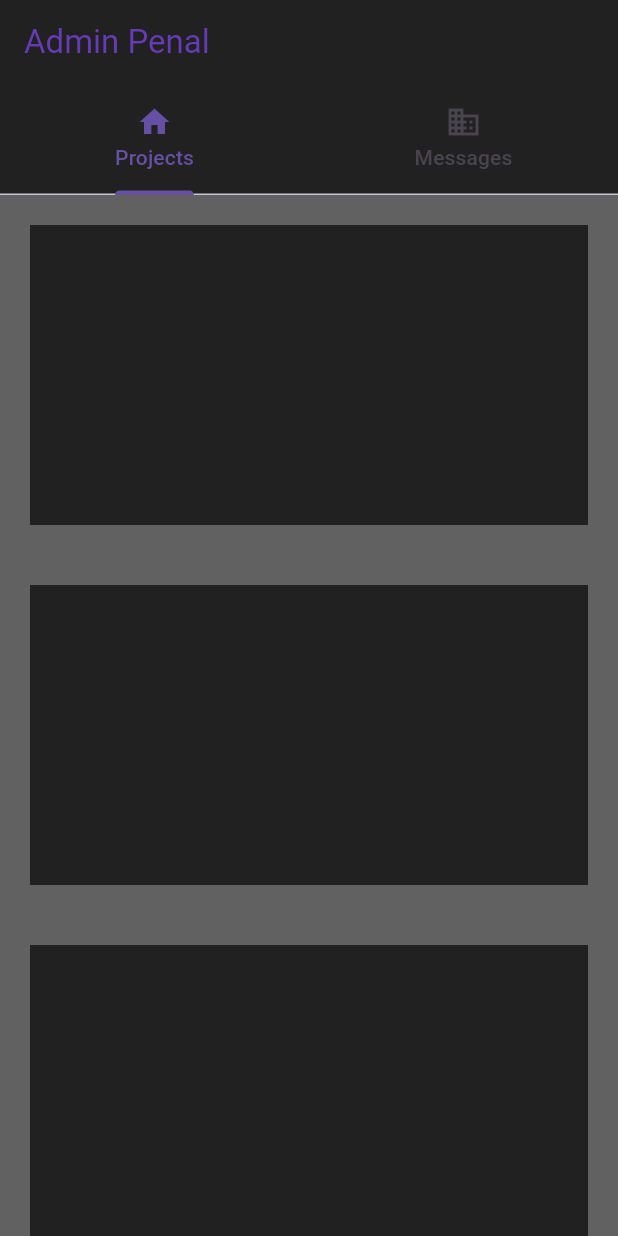
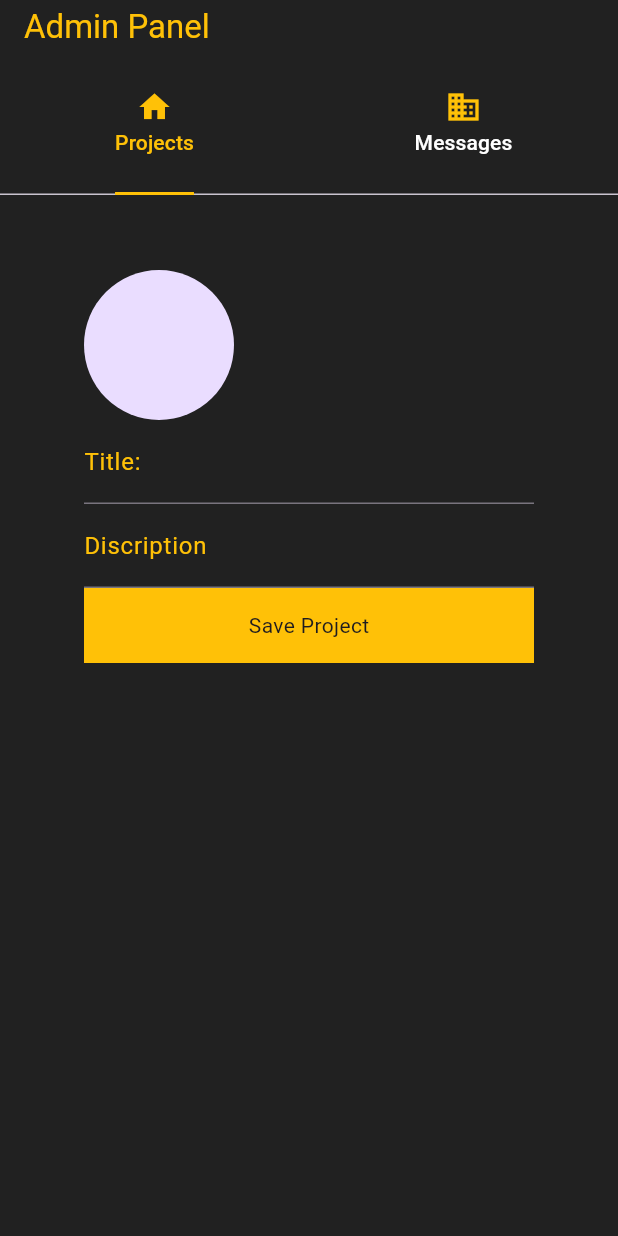
Before and after one commit to aliaqdas747/Port_admin, a Flutter app: the screen it shows after launch, on a phone screen of 412 x 824 dp. Run offline on Flutter 3.47's test engine with Material 3 defaults, Android fonts, the phone set to English and light mode, and no system bars; our stand-ins replace cloud_firestore, firebase_core, get; accounts and stored records are empty.

Commit message:
"Admin Panel of portfolio is added"

```diff
--- a/lib/Screens/Project_managment.dart
+++ b/lib/Screens/Project_managment.dart
@@ -1,30 +1,114 @@
+import 'package:cloud_firestore/cloud_firestore.dart';
 import 'package:flutter/material.dart';
+import 'package:get/get.dart';
+import 'package:get/get_core/src/get_main.dart';
 
-class ProjectScreen extends StatelessWidget {
+
+class ProjectScreen extends StatefulWidget {
+
   const ProjectScreen({super.key});
 
   @override
+  State<ProjectScreen> createState() => _ProjectScreenState();
+}
+
+TextEditingController TitleController = TextEditingController();
+TextEditingController Discrp_Controller = TextEditingController();
+
+
+class _ProjectScreenState extends State<ProjectScreen> {
+  void SaveProject(){
+
+    String Title = TitleController.text.trim();
+    String discreption = Discrp_Controller.text.trim();
+
+
+    Map<String ,dynamic> ProjectMap ={
+      "Title:" : Title,
+      "Discription":discreption
+
+    };
+
+    if(TitleController!= ""&& Discrp_Controller!= "" ){
+       _showNotification();
+      FirebaseFirestore.instance.collection("Projects").doc(Title).set(ProjectMap);
+      TitleController.clear();
+      Discrp_Controller.clear();
+
+
+    }else{
+      _errorNotification();
+    }
+
+  }
+
+  @override
+
   Widget build(BuildContext context) {
     return Scaffold(
-      backgroundColor: Colors.grey.shade700,
+      backgroundColor: Colors.grey.shade900,
       body: SingleChildScrollView(
-        child: Column(
-          children: [
-            Container(
-              margin: EdgeInsets.all(20),
-              height: 200,width:double.infinity,color: Colors.grey.shade900,),
-            Container(
-              margin: EdgeInsets.all(20),
-              height: 200,width:double.infinity,color: Colors.grey.shade900,),
-            Container(
-              margin: EdgeInsets.all(20),
-              height: 200,width:double.infinity,color: Colors.grey.shade900,),
-            Container(
-              margin: EdgeInsets.all(20),
-              height: 200,width:double.infinity,color: Colors.grey.shade900,),
-          ],
+        child: Center(
+          child: Container(
+            margin: EdgeInsets.only(top: 50),
+            width: 300,
+            child: Column(
+              mainAxisAlignment: MainAxisAlignment.center,
+             crossAxisAlignment: CrossAxisAlignment.start,
+             children: [
+              const CircleAvatar(
+                 radius: 50,
+               ),
+             TextField(
+style: TextStyle(color: Colors.amber),
+               controller:TitleController ,
+                 decoration: InputDecoration(
+
+                   label: Text("Title:",style: TextStyle(color: Colors.amber),),
+
+                 ),
+               ),
+           TextField(
+             style: TextStyle(color: Colors.amber),
+             controller: Discrp_Controller,
+                 decoration: InputDecoration(
+                   label: Text("Discription",style: TextStyle(color: Colors.amber),),
+
+                 ),
+               ),
+               InkWell(
+                   onTap: (){
+                     SaveProject();
+                   },
+                   child: Container(
+                     child: Center(
+                       child: Text("Save Project"),
+                     ),
+                     height: 50,width: double.infinity,color: Colors.amber,))
+
+             ],
+            ),
+          ),
         ),
       )
     );
   }
 }
+void _showNotification() {
+  Get.snackbar(
+    'Notification',
+    'Your message has been successfully sent to developer',
+    backgroundColor: Colors.white,
+    snackPosition: SnackPosition.TOP,
+    duration:const Duration(seconds: 3),
+  );
+}
+void _errorNotification(){
+  Get.snackbar(
+    'Notification',
+    'Oops! It looks like you missed a spot. Please fill in all fields',
+    backgroundColor: Colors.white,
+    snackPosition: SnackPosition.TOP,
+    duration:const Duration(seconds: 3),
+  );
+}
--- a/lib/main.dart
+++ b/lib/main.dart
@@ -1,43 +1,47 @@
-// main.dart
 import 'package:admin/Screens/Project_managment.dart';
 import 'package:admin/Screens/msg_managment.dart';
 import 'package:admin/firebase_options.dart';
-import 'package:cloud_firestore/cloud_firestore.dart';
 import 'package:flutter/material.dart';
 import 'package:firebase_core/firebase_core.dart';
+import 'package:get/get_navigation/src/root/get_material_app.dart';
 
-
-void main() async{
+void main() async {
   WidgetsFlutterBinding.ensureInitialized();
-   await Firebase.initializeApp(
-     options: DefaultFirebaseOptions.currentPlatform,
-   );
-
- QuerySnapshot snapshot=await  FirebaseFirestore.instance.collection("Messages").get();
- for(var doc in snapshot.docs){
-   print(doc.data().toString());
-
- }
-  // print(snapshot.docs.toString());
-
-
+  await Firebase.initializeApp(
+    options: DefaultFirebaseOptions.currentPlatform,
+  );
   runApp(MyApp());
-
-
 }
 
 class MyApp extends StatelessWidget {
   @override
   Widget build(BuildContext context) {
-    return MaterialApp(
-
+    return GetMaterialApp(
       debugShowCheckedModeBanner: false,
       color: Colors.grey.shade900,
-      title: 'Admin Penal',
+      title: 'Admin Panel',
       theme: ThemeData(
-
+        appBarTheme: const AppBarTheme(
+          iconTheme: IconThemeData(
+            color: Colors.amber, // AppBar icon color
+          ),
+          backgroundColor: Colors.grey, // AppBar background color
+        ),
         primarySwatch: Colors.amber,
-        primaryColor: Colors.amber
+        primaryColor: Colors.amber,
+        tabBarTheme: TabBarTheme(
+          labelColor: Colors.amber, // Tab label color
+          unselectedLabelColor: Colors.white, // Unselected tab label color
+          indicator: BoxDecoration(
+            border: Border(
+              bottom: BorderSide(
+                color: Colors.amber, // Indicator color
+                width: 2.0,
+              ),
+            ),
+          ),
+          labelPadding: const EdgeInsets.symmetric(vertical: 10.0), // Padding for tabs
+        ),
       ),
       home: HomePage(),
     );
@@ -50,21 +54,22 @@ class HomePage extends StatelessWidget {
     return DefaultTabController(
       length: 2,
       child: Scaffold(
-
         backgroundColor: Colors.grey.shade900,
         appBar: AppBar(
-
           backgroundColor: Colors.grey.shade900,
-          title: Text('Admin Penal',style: TextStyle(color: Colors.deepPurple),),
-          bottom: TabBar(
-
+          title: const Text(
+            'Admin Panel',
+            style: TextStyle(color: Colors.amber),
+          ),
+          bottom: const TabBar(
+            indicatorColor: Colors.amber, // Indicator color
             tabs: [
-              Tab(icon: Icon(Icons.home), text: 'Projects'),
-              Tab(icon: Icon(Icons.business), text: 'Messages'),
+              Tab(icon: Icon(Icons.home, color: Colors.amber), text: 'Projects'),
+              Tab(icon: Icon(Icons.business, color: Colors.amber), text: 'Messages'),
             ],
           ),
         ),
-        body: TabBarView(
+        body: const TabBarView(
           children: [
             ProjectScreen(),
             MsgsScreen(),
--- a/pubspec.yaml
+++ b/pubspec.yaml
@@ -38,6 +38,7 @@ dependencies:
   firebase_core: ^2.32.0
   firebase_storage: ^11.7.7
   cloud_firestore: ^4.17.5
+  get: ^4.6.6
 
 dev_dependencies:
   flutter_test:
```
Also changed, not shown: lib/Screens/msg_managment.dart (+68 -18 lines), pubspec.lock.
